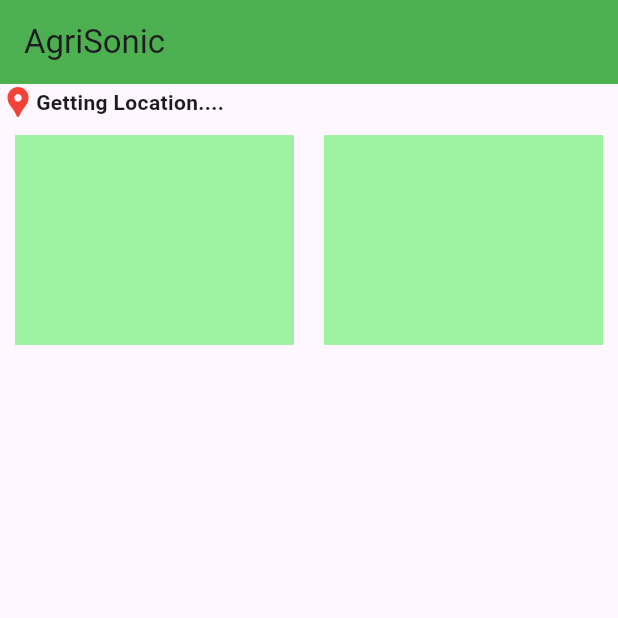
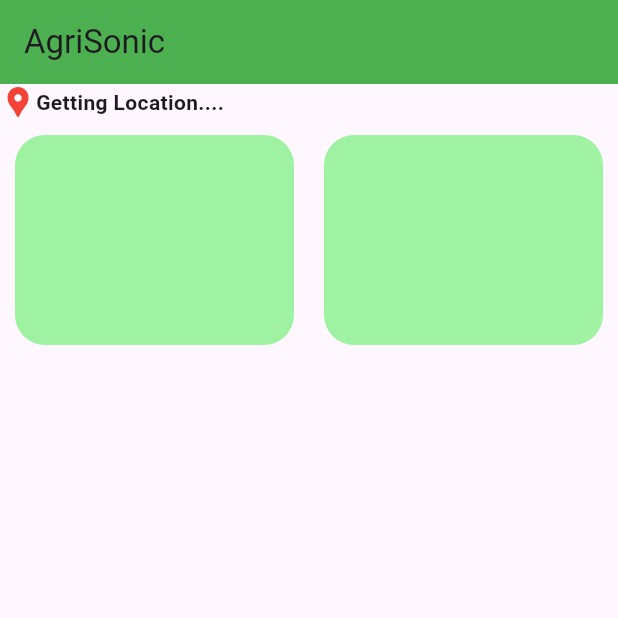
Before and after one commit to BukenyaAbdusalaam/agri_demo_page, a Flutter app: the screen it shows after launch, on a phone screen of 412 x 824 dp, the top half of it. Run offline on Flutter 3.47's test engine with Material 3 defaults, Android fonts, the phone set to English and light mode, and no system bars.

Commit message:
Border_radius

```diff
--- a/lib/main.dart
+++ b/lib/main.dart
@@ -35,17 +35,21 @@ class Agri_demo extends StatelessWidget {
               Expanded(
                 child: Container(
                   margin: const EdgeInsets.all(10.0),
-                  color: Color.fromARGB(255, 160, 242, 163),
                   width: 48.0,
                   height: 140.0,
+                  decoration: BoxDecoration(
+                      color: Color.fromARGB(255, 160, 242, 163),
+                      borderRadius: BorderRadius.all(Radius.circular(20.0))),
                 ),
               ),
               Expanded(
                 child: Container(
                   margin: const EdgeInsets.all(10.0),
-                  color: Color.fromARGB(255, 160, 242, 163),
                   width: 48.0,
                   height: 140.0,
+                  decoration: BoxDecoration(
+                      color: Color.fromARGB(255, 160, 242, 163),
+                      borderRadius: BorderRadius.all(Radius.circular(20.0))),
                 ),
               ),
             ],
```
